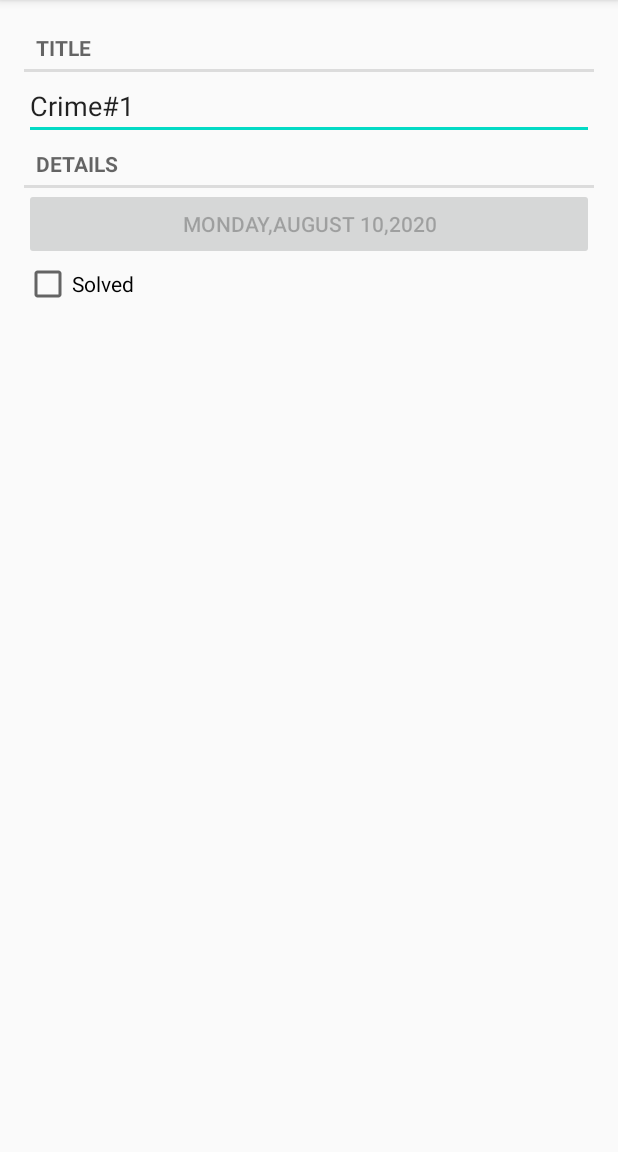
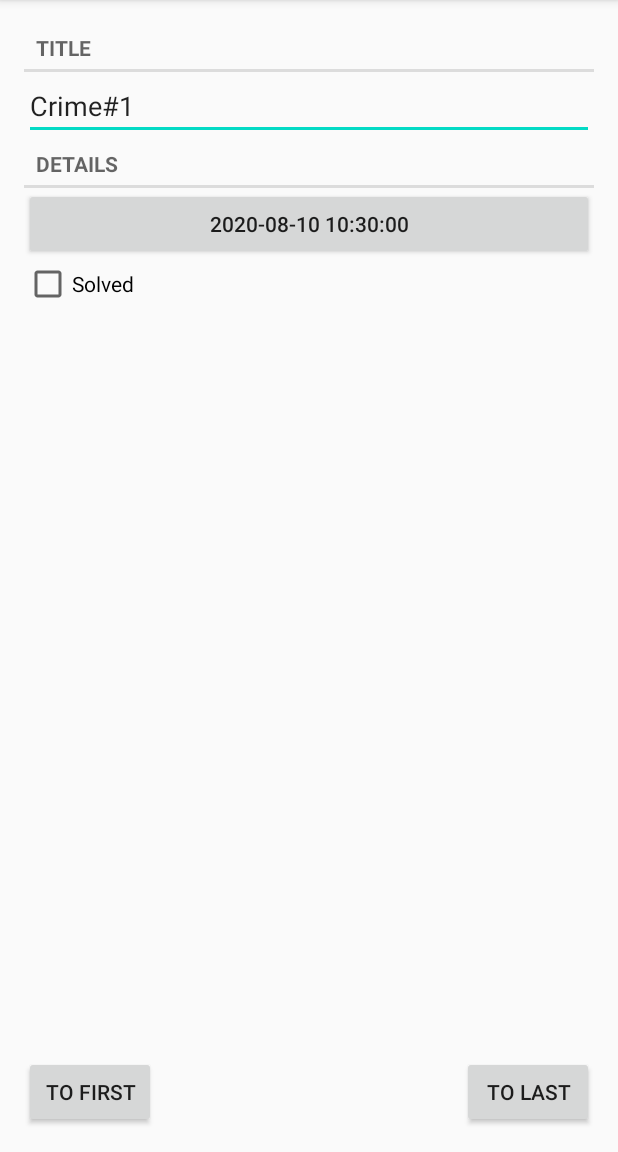
Before and after one commit to yaoyifei1216/AndroidProgramming, an Android app: the screen it shows after launch (CrimeActivity before the commit, CrimePagerActivity after it), after a tap on an icon or button, on a phone screen of 412 x 824 dp, the part 84-1236 px from its top. Run offline under Robolectric (Android 15) with nearby library versions, the phone set to English and light mode, and no system bars.

Commit message:
2020-0810-1553:use ViewPager,DialogFragment,and data transform with Fragment

```diff
--- a/CriminalIntent/app/build.gradle
+++ b/CriminalIntent/app/build.gradle
@@ -30,6 +30,7 @@ dependencies {
     implementation 'androidx.appcompat:appcompat:1.1.0'
     implementation 'androidx.constraintlayout:constraintlayout:1.1.3'
     implementation 'androidx.recyclerview:recyclerview:1.1.0'
+    implementation 'androidx.legacy:legacy-support-v4:1.0.0'
     testImplementation 'junit:junit:4.12'
     androidTestImplementation 'androidx.test.ext:junit:1.1.1'
     androidTestImplementation 'androidx.test.espresso:espresso-core:3.2.0'
--- a/CriminalIntent/app/src/main/AndroidManifest.xml
+++ b/CriminalIntent/app/src/main/AndroidManifest.xml
@@ -9,7 +9,7 @@
         android:roundIcon="@mipmap/ic_launcher_round"
         android:supportsRtl="true"
         android:theme="@style/AppTheme">
-        <activity android:name=".CrimeActivity"/>
+        <activity android:name=".CrimePagerActivity"></activity>
         <activity android:name=".CrimeListActivity">
             <intent-filter>
                 <action android:name="android.intent.action.MAIN" />
--- a/CriminalIntent/app/src/main/java/com/example/criminalintent/Crime.java
+++ b/CriminalIntent/app/src/main/java/com/example/criminalintent/Crime.java
@@ -17,8 +17,12 @@ public class Crime {
     public Crime() {
         mId = UUID.randomUUID();
         mDate = new Date();
-        SimpleDateFormat dateFormat = new SimpleDateFormat("EEEE,MMMM dd,yyyy", Locale.ENGLISH);
-        mDateStr = dateFormat.format(mDate);
+        dateToStr(mDate);
+    }
+
+    private void dateToStr(Date date) {
+        SimpleDateFormat dateFormat = new SimpleDateFormat("yyyy-MM-dd HH:mm:ss", Locale.ENGLISH);
+        mDateStr = dateFormat.format(date);
     }
 
     public boolean isSolved() {
@@ -61,6 +65,11 @@ public class Crime {
         return mDateStr;
     }
 
+    public String getDateStr(Date date) {
+        dateToStr(date);
+        return mDateStr;
+    }
+
     public void setDateStr(String dateStr) {
         mDateStr = dateStr;
     }
--- a/CriminalIntent/app/src/main/java/com/example/criminalintent/CrimeActivity.java
+++ /dev/null
@@ -1,24 +0,0 @@
-package com.example.criminalintent;
-
-import android.content.Context;
-import android.content.Intent;
-
-import androidx.fragment.app.Fragment;
-
-import java.util.UUID;
-
-public class CrimeActivity extends SingleFragmentActivity {
-    public static final String EXTRA_CRIME_ID =
-            "com.example.criminalintent.crime_id";
-    @Override
-    protected Fragment createFragment() {
-        UUID id = (UUID) getIntent().getSerializableExtra(EXTRA_CRIME_ID);
-        return CrimeFragment.newInstance(id);
-    }
-
-    public static Intent newIntent(Context packageContext, UUID crimeId) {
-        Intent intent = new Intent(packageContext, CrimeActivity.class);
-        intent.putExtra(EXTRA_CRIME_ID, crimeId);
-        return intent;
-    }
-}
--- a/CriminalIntent/app/src/main/java/com/example/criminalintent/CrimeFragment.java
+++ b/CriminalIntent/app/src/main/java/com/example/criminalintent/CrimeFragment.java
@@ -1,5 +1,7 @@
 package com.example.criminalintent;
 
+import android.app.Activity;
+import android.content.Intent;
 import android.os.Bundle;
 import android.text.Editable;
 import android.text.TextWatcher;
@@ -14,7 +16,9 @@ import android.widget.EditText;
 import androidx.annotation.NonNull;
 import androidx.annotation.Nullable;
 import androidx.fragment.app.Fragment;
+import androidx.fragment.app.FragmentManager;
 
+import java.util.Date;
 import java.util.UUID;
 
 import static android.widget.CompoundButton.OnCheckedChangeListener;
@@ -22,6 +26,8 @@ import static android.widget.CompoundButton.OnCheckedChangeListener;
 
 public class CrimeFragment extends Fragment {
     private static final String ARG_CRIME_ID = "crime_id";
+    private static final String DIALOG_DATE = "DialogDate";//标识对话框
+    private static final int REQUEST_DATE = 0;//DatePickerFragment的请求码
     private Crime mCrime;
     private EditText mTitleField;
     private Button mDateButton;
@@ -65,8 +71,17 @@ public class CrimeFragment extends Fragment {
         });
         //日期按钮
         mDateButton = (Button) v.findViewById(R.id.crime_date);
-        mDateButton.setText(mCrime.getDateStr());
-        mDateButton.setEnabled(false);
+        updateDate(mCrime.getDateStr());
+        mDateButton.setEnabled(true);
+        mDateButton.setOnClickListener(new View.OnClickListener() {
+            @Override
+            public void onClick(View v) {
+                FragmentManager fragmentManager = getFragmentManager();
+                DatePickerFragment datePickerFragment = DatePickerFragment.newInstance(mCrime.getDate());
+                datePickerFragment.setTargetFragment(CrimeFragment.this,REQUEST_DATE);
+                datePickerFragment.show(fragmentManager,DIALOG_DATE);
+            }
+        });
         //是否解决单选框
         mSolvedCheckBox = (CheckBox)v.findViewById(R.id.crime_solved);
         mSolvedCheckBox.setChecked(mCrime.isSolved());
@@ -78,4 +93,20 @@ public class CrimeFragment extends Fragment {
         });
         return v;
     }
+
+    @Override
+    public void onActivityResult(int requestCode, int resultCode, @Nullable Intent data) {
+        if (resultCode != Activity.RESULT_OK) {
+            return;
+        }
+        if (requestCode == REQUEST_DATE) {
+            Date date = (Date) data.getSerializableExtra(DatePickerFragment.EXTRA_DATE);
+            mCrime.setDate(date);
+            updateDate(mCrime.getDateStr(date));
+        }
+    }
+
+    private void updateDate(String s) {
+        mDateButton.setText(s);
+    }
 }
--- a/CriminalIntent/app/src/main/java/com/example/criminalintent/CrimeLab.java
+++ b/CriminalIntent/app/src/main/java/com/example/criminalintent/CrimeLab.java
@@ -22,8 +22,8 @@ public class CrimeLab {
         for (int i = 0; i < 100; i++) {
             Crime crime = new Crime();
             crime.setTitle("Crime#" + i);
-            crime.setSolved(i % 2 == 0 || i % 3 == 0);
-            crime.setRequiresPolice(i % 2 == 0);
+            crime.setSolved(false);
+            crime.setRequiresPolice(false);
             mCrimes.add(crime);
         }
     }
--- a/CriminalIntent/app/src/main/java/com/example/criminalintent/CrimeListFragment.java
+++ b/CriminalIntent/app/src/main/java/com/example/criminalintent/CrimeListFragment.java
@@ -96,7 +96,7 @@ public class CrimeListFragment extends Fragment {
 
         @Override
         public void onClick(View view) {
-            Intent intent = CrimeActivity.newIntent(getActivity(),mCrime.getId());
+            Intent intent = CrimePagerActivity.newIntent(getActivity(),mCrime.getId());
             mCrimeIndex = getAdapterPosition();
             startActivity(intent);
         }
--- /dev/null
+++ b/CriminalIntent/app/src/main/java/com/example/criminalintent/CrimePagerActivity.java
@@ -0,0 +1,97 @@
+package com.example.criminalintent;
+
+import androidx.annotation.NonNull;
+import androidx.appcompat.app.AppCompatActivity;
+import androidx.fragment.app.Fragment;
+import androidx.fragment.app.FragmentManager;
+import androidx.fragment.app.FragmentStatePagerAdapter;
+import androidx.viewpager.widget.ViewPager;
+
+import android.content.Context;
+import android.content.Intent;
+import android.os.Bundle;
+import android.view.View;
+import android.widget.Button;
+
+import java.util.List;
+import java.util.UUID;
+
+public class CrimePagerActivity extends AppCompatActivity {
+
+    private static final String EXTRA_CRIME_ID =
+            "com.bignerdranch.android.criminalintent.crime_id";
+    private ViewPager mViewPager;
+    private List<Crime> mCrimes;
+    private Button mToFirstBtn,mToEndBtn;
+    @Override
+    protected void onCreate(Bundle savedInstanceState) {
+        super.onCreate(savedInstanceState);
+        setContentView(R.layout.activity_crime_pager);
+        mViewPager = findViewById(R.id.activity_crime_view_pager);
+        mToFirstBtn = findViewById(R.id.to_first);
+        mToFirstBtn.setOnClickListener(new View.OnClickListener() {
+            @Override
+            public void onClick(View v) {
+                mViewPager.setCurrentItem(0);
+            }
+        });
+        mToEndBtn = findViewById(R.id.to_end);
+        mToEndBtn.setOnClickListener(new View.OnClickListener() {
+            @Override
+            public void onClick(View v) {
+                mViewPager.setCurrentItem(mCrimes.size()-1);
+            }
+        });
+        mViewPager.addOnPageChangeListener(new ViewPager.OnPageChangeListener() {
+            @Override
+            public void onPageScrolled(int position, float positionOffset, int positionOffsetPixels) {
+                mToFirstBtn.setVisibility(View.VISIBLE);
+                mToEndBtn.setVisibility(View.VISIBLE);
+                if (position == 0) {
+                    mToFirstBtn.setVisibility(View.INVISIBLE);
+                }
+                if (position == mCrimes.size()-1){
+                    mToEndBtn.setVisibility(View.INVISIBLE);
+                }
+            }
+
+            @Override
+            public void onPageSelected(int position) {
+
+            }
+
+            @Override
+            public void onPageScrollStateChanged(int state) {
+
+            }
+        });
+        mCrimes = CrimeLab.get(this).getCrimes();
+        UUID uuid = (UUID) getIntent().getSerializableExtra(EXTRA_CRIME_ID);
+        FragmentManager fragmentManager = getSupportFragmentManager();
+        mViewPager.setAdapter(new FragmentStatePagerAdapter(fragmentManager) {
+            @NonNull
+            @Override
+            public Fragment getItem(int position) {
+                Crime crime = mCrimes.get(position);
+                return CrimeFragment.newInstance(crime.getId());
+            }
+
+            @Override
+            public int getCount() {
+                return mCrimes.size();
+            }
+        });
+        for (int i = 0; i < mCrimes.size(); i++) {
+            if (mCrimes.get(i).getId().equals(uuid)) {
+                mViewPager.setCurrentItem(i);
+                break;
+            }
+        }
+    }
+
+    public static Intent newIntent(Context packageContext, UUID crimeId) {
+        Intent intent = new Intent(packageContext, CrimePagerActivity.class);
+        intent.putExtra(EXTRA_CRIME_ID, crimeId);
+        return intent;
+    }
+}
--- /dev/null
+++ b/CriminalIntent/app/src/main/res/layout/activity_crime_pager.xml
@@ -0,0 +1,37 @@
+<?xml version="1.0" encoding="utf-8"?>
+<LinearLayout xmlns:android="http://schemas.android.com/apk/res/android"
+    android:layout_width="match_parent"
+    android:layout_height="match_parent"
+    android:orientation="vertical">
+
+    <androidx.viewpager.widget.ViewPager xmlns:android="http://schemas.android.com/apk/res/android"
+        xmlns:app="http://schemas.android.com/apk/res-auto"
+        xmlns:tools="http://schemas.android.com/tools"
+        android:id="@+id/activity_crime_view_pager"
+        android:layout_width="match_parent"
+        android:layout_height="0dp"
+        android:layout_weight="1"
+        tools:context=".CrimePagerActivity"></androidx.viewpager.widget.ViewPager>
+
+    <FrameLayout
+        android:layout_width="match_parent"
+        android:layout_height="wrap_content"
+        android:padding="16dp">
+
+        <Button
+            android:id="@+id/to_first"
+            android:layout_width="wrap_content"
+            android:layout_height="wrap_content"
+            android:layout_gravity="bottom|left"
+            android:text="to First" />
+
+        <Button
+            android:id="@+id/to_end"
+            android:layout_width="wrap_content"
+            android:layout_height="wrap_content"
+            android:layout_gravity="center|right"
+            android:text="to last" />
+
+    </FrameLayout>
+
+</LinearLayout>
--- a/CriminalIntent/app/src/main/res/layout/fragment_crime.xml
+++ b/CriminalIntent/app/src/main/res/layout/fragment_crime.xml
@@ -3,7 +3,7 @@
     xmlns:android="http://schemas.android.com/apk/res/android"
     android:layout_width="match_parent"
     android:layout_height="match_parent"
-    android:layout_margin="16dp"
+    android:padding="16dp"
     android:orientation="vertical">
     <TextView
         android:layout_width="match_parent"
--- a/CriminalIntent/app/src/main/res/values/strings.xml
+++ b/CriminalIntent/app/src/main/res/values/strings.xml
@@ -6,4 +6,5 @@
     <string name="crime_details_label">Details</string>
     <string name="crime_solved_label">Solved</string>
     <string name="crime_police">Police</string>
+    <string name="date_picker_title">Date of crime:</string>
 </resources>
```
Also changed, not shown: CriminalIntent/app/src/main/java/com/example/criminalintent/DatePickerFragment.java (added, +91 -0 lines), CriminalIntent/app/src/main/res/layout/dialog_date.xml (added, +21 -0 lines).
